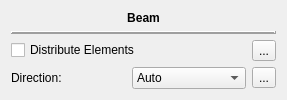
Old version of the form mscore/mscore/inspector_beam.ui in the repository musescore/musescore-old.
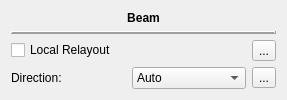
New version of the form. Icons and pictures are not drawn.

Commit message: fix foto-mode

Patch:
```diff
--- a/mscore/mscore/inspector_beam.ui
+++ b/mscore/mscore/inspector_beam.ui
@@ -7,7 +7,7 @@
     <x>0</x>
     <y>0</y>
     <width>287</width>
-    <height>94</height>
+    <height>96</height>
    </rect>
   </property>
   <property name="windowTitle">
@@ -96,7 +96,7 @@
      <item row="0" column="0" colspan="2">
       <widget class="QCheckBox" name="distribute">
        <property name="text">
-        <string>Distribute Elements</string>
+        <string>Local Relayout</string>
        </property>
       </widget>
      </item>
```
The commit also changes 2 other files.
